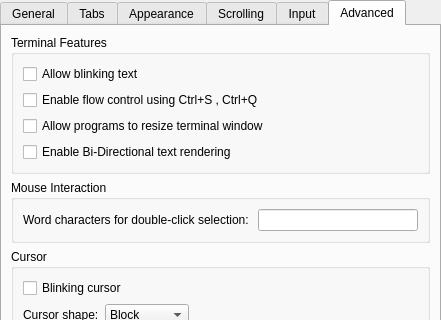
This is src/EditProfileDialog.ui in KDE/konsole as Qt 5 draws it before an edit; both pictures show x 0 to 441 and y 0 to 320 of the 441 by 551 pixel window. The edited form follows.
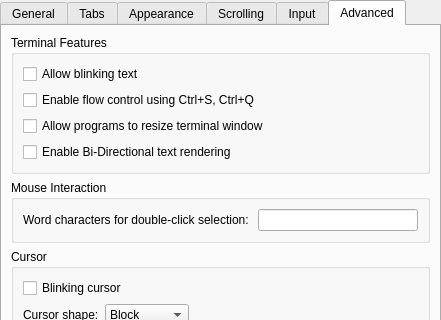
This is the edited form. The open tabs and pages were chosen to show the change. Custom widgets are drawn as their Qt base class.

Commit message: obeyed the comment

```diff
--- a/src/EditProfileDialog.ui
+++ b/src/EditProfileDialog.ui
@@ -897,8 +897,7 @@
              <string>Allow the output to be suspended by pressing Ctrl+S</string>
             </property>
             <property name="text" >
-             <!-- STRINGFREEZE - Remove extra space after 'Ctrl+S' !-->
-             <string>Enable flow control using Ctrl+S , Ctrl+Q</string>
+             <string>Enable flow control using Ctrl+S, Ctrl+Q</string>
             </property>
            </widget>
           </item>
```
